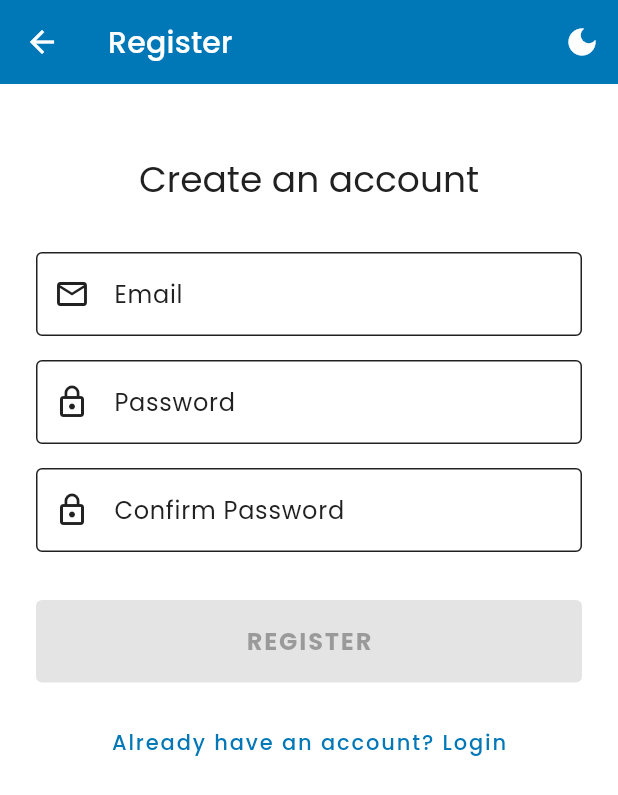
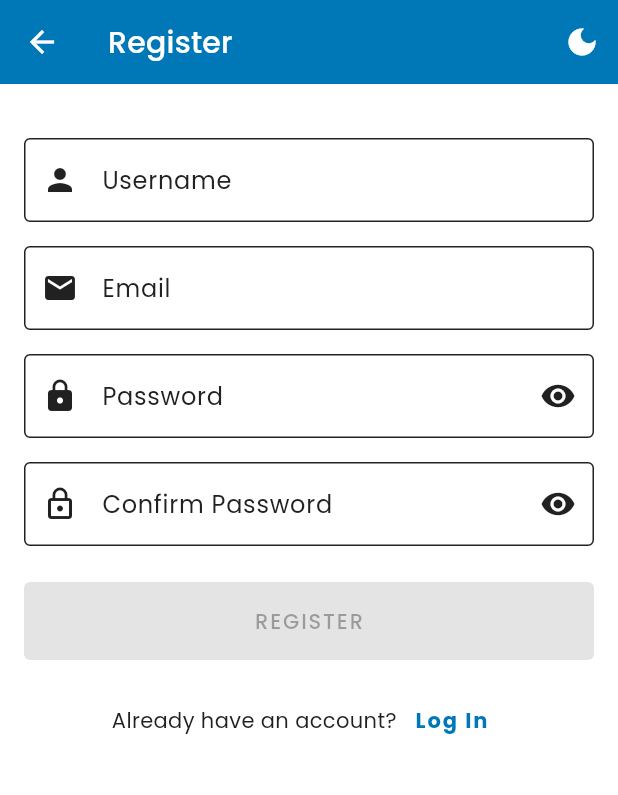
Before and after one commit to YonathanKom/project-lab-2025, a Flutter app: the RegisterScreen screen opened by its route, on a phone screen of 412 x 824 dp. Shown: the top 795 px of the screen. Run offline on Flutter 3.47's test engine with Material 3 defaults, Android fonts, the phone set to English and light mode, and no system bars; our stand-ins replace google_fonts, shared_preferences; accounts and stored records are empty.

Commit message:
register

```diff
--- /dev/null
+++ b/frontend/lib/providers/auth_provider.dart
@@ -0,0 +1,121 @@
+import 'package:flutter/material.dart';
+import '../api/services/auth_service.dart';
+
+// User model to store authenticated user data
+class User {
+  final int id;
+  final String username;
+  final String email;
+  final int? householdId;
+
+  User({
+    required this.id,
+    required this.username,
+    required this.email,
+    this.householdId,
+  });
+
+  // Create User from API response
+  factory User.fromJson(Map<String, dynamic> json) {
+    return User(
+      id: json['id'],
+      username: json['username'],
+      email: json['email'],
+      householdId: json['household_id'],
+    );
+  }
+}
+
+// Authentication states
+enum AuthStatus {
+  initial,
+  authenticating,
+  authenticated,
+  unauthenticated,
+  error,
+}
+
+class AuthProvider extends ChangeNotifier {
+  // Dependencies
+  final AuthService _authService;
+
+  // State variables
+  AuthStatus _status = AuthStatus.initial;
+  User? _user;
+  String? _errorMessage;
+  bool _isRegistering = false;
+
+  // Getters
+  AuthStatus get status => _status;
+  User? get user => _user;
+  String? get errorMessage => _errorMessage;
+  bool get isRegistering => _isRegistering;
+  bool get isAuthenticated => _status == AuthStatus.authenticated;
+
+  // Constructor
+  AuthProvider({required AuthService authService}) : _authService = authService;
+
+  // Register a new user
+  Future<bool> register({
+    required String username,
+    required String email,
+    required String password,
+    int? householdId,
+  }) async {
+    try {
+      // Update state to registering
+      _status = AuthStatus.authenticating;
+      _isRegistering = true;
+      _errorMessage = null;
+      notifyListeners();
+
+      // Call registration API
+      final result = await _authService.register(
+        username: username,
+        email: email,
+        password: password,
+        householdId: householdId,
+      );
+
+      // Handle response
+      if (result['success']) {
+        // On success, create user object from response data
+        _user = User.fromJson(result['data']);
+        _status = AuthStatus.authenticated;
+        notifyListeners();
+        return true;
+      } else {
+        // On failure, update error state
+        _status = AuthStatus.error;
+        _errorMessage = result['message'];
+        notifyListeners();
+        return false;
+      }
+    } catch (e) {
+      // Handle exceptions
+      _status = AuthStatus.error;
+      _errorMessage = 'Registration error: ${e.toString()}';
+      notifyListeners();
+      return false;
+    } finally {
+      _isRegistering = false;
+      notifyListeners();
+    }
+  }
+
+  // Reset error state
+  void clearError() {
+    _errorMessage = null;
+    if (_status == AuthStatus.error) {
+      _status = AuthStatus.unauthenticated;
+    }
+    notifyListeners();
+  }
+
+  // Logout user
+  void logout() {
+    _user = null;
+    _status = AuthStatus.unauthenticated;
+    notifyListeners();
+  }
+}
--- a/frontend/lib/screens/auth/register_screen.dart
+++ b/frontend/lib/screens/auth/register_screen.dart
@@ -1,148 +1,244 @@
 import 'package:flutter/material.dart';
+import 'package:provider/provider.dart';
+import '../../providers/auth_provider.dart';
 import '../../utils/validators.dart';
+import '../../utils/routes.dart';
 import '../../widgets/theme_toggle.dart';
 
 class RegisterScreen extends StatefulWidget {
   const RegisterScreen({super.key});
 
   @override
-  State<RegisterScreen> createState() => _RegisterScreenState();
+  RegisterScreenState createState() => RegisterScreenState();
 }
 
-class _RegisterScreenState extends State<RegisterScreen> {
+class RegisterScreenState extends State<RegisterScreen> {
   final _formKey = GlobalKey<FormState>();
+  final _usernameController = TextEditingController();
   final _emailController = TextEditingController();
   final _passwordController = TextEditingController();
   final _confirmPasswordController = TextEditingController();
-
   bool _isFormValid = false;
+  bool _obscurePassword = true;
+  bool _obscureConfirmPassword = true;
 
   @override
   void initState() {
     super.initState();
-    // Add listeners to update form validity when text changes
+    // Add listeners to validate form on input changes
+    _usernameController.addListener(_validateForm);
     _emailController.addListener(_validateForm);
     _passwordController.addListener(_validateForm);
     _confirmPasswordController.addListener(_validateForm);
+
+    // Listen for auth state changes to show error messages
+    WidgetsBinding.instance.addPostFrameCallback((_) {
+      final authProvider = Provider.of<AuthProvider>(context, listen: false);
+      if (authProvider.errorMessage != null) {
+        authProvider.clearError();
+      }
+    });
   }
 
   @override
   void dispose() {
+    // Clean up controllers
+    _usernameController.dispose();
     _emailController.dispose();
     _passwordController.dispose();
     _confirmPasswordController.dispose();
     super.dispose();
   }
 
+  // Validate form and update state
   void _validateForm() {
-    final isEmailValid =
-        Validators.validateEmail(_emailController.text) == null;
-    final isPasswordValid =
-        Validators.validatePassword(_passwordController.text) == null;
-    final isConfirmPasswordValid = Validators.validateConfirmPassword(
-            _confirmPasswordController.text, _passwordController.text) ==
-        null;
-
-    setState(() {
-      _isFormValid = isEmailValid && isPasswordValid && isConfirmPasswordValid;
-    });
+    if (_formKey.currentState != null) {
+      setState(() {
+        _isFormValid = _formKey.currentState!.validate();
+      });
+    }
   }
 
-  void _register() {
-    if (_formKey.currentState!.validate()) {
-      // Registration logic would go here
+  // Handle registration
+  Future<void> _register() async {
+    if (!_formKey.currentState!.validate()) {
+      return;
+    }
+
+    final authProvider = Provider.of<AuthProvider>(context, listen: false);
+
+    final success = await authProvider.register(
+      username: _usernameController.text.trim(),
+      email: _emailController.text.trim(),
+      password: _passwordController.text,
+    );
+
+    if (success && mounted) {
+      // Show success message and navigate to home
       ScaffoldMessenger.of(context).showSnackBar(
-        const SnackBar(content: Text('Processing registration...')),
+        const SnackBar(
+          content: Text('Registration successful!'),
+          backgroundColor: Colors.green,
+        ),
+      );
+      Navigator.pushReplacementNamed(context, Routes.home);
+    } else if (mounted) {
+      // Show error message
+      ScaffoldMessenger.of(context).showSnackBar(
+        SnackBar(
+          content: Text(authProvider.errorMessage ?? 'Registration failed'),
+          backgroundColor: Colors.red,
+        ),
       );
     }
   }
 
   @override
   Widget build(BuildContext context) {
+    final authProvider = Provider.of<AuthProvider>(context);
+    final theme = Theme.of(context);
+
     return Scaffold(
       appBar: AppBar(
         title: const Text('Register'),
-        actions: const [ThemeToggle()],
+        actions: [
+          ThemeToggle(),
+        ],
       ),
       body: SingleChildScrollView(
-        padding: const EdgeInsets.all(24.0),
+        padding: const EdgeInsets.all(16.0),
         child: Form(
           key: _formKey,
           child: Column(
             crossAxisAlignment: CrossAxisAlignment.stretch,
             children: [
-              const SizedBox(height: 24),
-              Text(
-                'Create an account',
-                style: Theme.of(context).textTheme.headlineSmall,
-                textAlign: TextAlign.center,
+              const SizedBox(height: 20),
+
+              // Username field
+              TextFormField(
+                controller: _usernameController,
+                decoration: const InputDecoration(
+                  labelText: 'Username',
+                  prefixIcon: Icon(Icons.person),
+                  border: OutlineInputBorder(),
+                ),
+                validator: (value) {
+                  if (value == null || value.isEmpty) {
+                    return 'Please enter a username';
+                  }
+                  return null;
+                },
+                textInputAction: TextInputAction.next,
               ),
-              const SizedBox(height: 32),
+              const SizedBox(height: 16),
 
               // Email field
               TextFormField(
                 controller: _emailController,
                 decoration: const InputDecoration(
                   labelText: 'Email',
-                  prefixIcon: Icon(Icons.email_outlined),
+                  prefixIcon: Icon(Icons.email),
                   border: OutlineInputBorder(),
                 ),
+                validator: Validators.validateEmail,
                 keyboardType: TextInputType.emailAddress,
-                validator: Validators.validateEmail,
-                autovalidateMode: AutovalidateMode.onUserInteraction,
+                textInputAction: TextInputAction.next,
               ),
               const SizedBox(height: 16),
 
               // Password field
               TextFormField(
                 controller: _passwordController,
-                decoration: const InputDecoration(
+                decoration: InputDecoration(
                   labelText: 'Password',
-                  prefixIcon: Icon(Icons.lock_outline),
-                  border: OutlineInputBorder(),
+                  prefixIcon: const Icon(Icons.lock),
+                  border: const OutlineInputBorder(),
+                  suffixIcon: IconButton(
+                    icon: Icon(
+                      _obscurePassword
+                          ? Icons.visibility
+                          : Icons.visibility_off,
+                    ),
+                    onPressed: () {
+                      setState(() {
+                        _obscurePassword = !_obscurePassword;
+                      });
+                    },
+                  ),
                 ),
-                obscureText: true,
+                obscureText: _obscurePassword,
                 validator: Validators.validatePassword,
-                autovalidateMode: AutovalidateMode.onUserInteraction,
+                textInputAction: TextInputAction.next,
               ),
               const SizedBox(height: 16),
 
               // Confirm password field
               TextFormField(
                 controller: _confirmPasswordController,
-                decoration: const InputDecoration(
+                decoration: InputDecoration(
                   labelText: 'Confirm Password',
-                  prefixIcon: Icon(Icons.lock_outline),
-                  border: OutlineInputBorder(),
+                  prefixIcon: const Icon(Icons.lock_outline),
+                  border: const OutlineInputBorder(),
+                  suffixIcon: IconButton(
+                    icon: Icon(
+                      _obscureConfirmPassword
+                          ? Icons.visibility
+                          : Icons.visibility_off,
+                    ),
+                    onPressed: () {
+                      setState(() {
+                        _obscureConfirmPassword = !_obscureConfirmPassword;
+                      });
+                    },
+                  ),
                 ),
-                obscureText: true,
+                obscureText: _obscureConfirmPassword,
                 validator: (value) => Validators.validateConfirmPassword(
-                  value,
-                  _passwordController.text,
-                ),
-                autovalidateMode: AutovalidateMode.onUserInteraction,
+                    value, _passwordController.text),
+                textInputAction: TextInputAction.done,
+                onFieldSubmitted: (_) => _register(),
               ),
-              const SizedBox(height: 32),
+              const SizedBox(height: 24),
 
               // Register button
               ElevatedButton(
-                onPressed: _isFormValid ? _register : null,
+                onPressed: _isFormValid && !authProvider.isRegistering
+                    ? _register
+                    : null,
                 style: ElevatedButton.styleFrom(
                   padding: const EdgeInsets.symmetric(vertical: 16),
                 ),
-                child: const Text(
-                  'REGISTER',
-                  style: TextStyle(fontSize: 16, fontWeight: FontWeight.bold),
-                ),
+                child: authProvider.isRegistering
+                    ? const SizedBox(
+                        height: 20,
+                        width: 20,
+                        child: CircularProgressIndicator(
+                          strokeWidth: 2,
+                          valueColor:
+                              AlwaysStoppedAnimation<Color>(Colors.white),
+                        ),
+                      )
+                    : const Text('REGISTER'),
               ),
               const SizedBox(height: 16),
 
               // Login link
-              TextButton(
-                onPressed: () {
-                  Navigator.pop(context);
-                },
-                child: const Text('Already have an account? Login'),
+              Row(
+                mainAxisAlignment: MainAxisAlignment.center,
+                children: [
+                  const Text('Already have an account?'),
+                  TextButton(
+                    onPressed: () =>
+                        Navigator.pushReplacementNamed(context, Routes.login),
+                    child: Text(
+                      'Log In',
+                      style: TextStyle(
+                        color: theme.primaryColor,
+                        fontWeight: FontWeight.bold,
+                      ),
+                    ),
+                  ),
+                ],
               ),
             ],
           ),
--- a/frontend/lib/utils/validators.dart
+++ b/frontend/lib/utils/validators.dart
@@ -1,4 +1,16 @@
 class Validators {
+  static String? validateUsername(String? value) {
+    if (value == null || value.isEmpty) {
+      return 'Username is required';
+    }
+
+    if (value.length < 6) {
+      return 'Username must be at least 6 characters long';
+    }
+
+    return null;
+  }
+
   static String? validateEmail(String? value) {
     if (value == null || value.isEmpty) {
       return 'Email is required';
--- a/frontend/pubspec.yaml
+++ b/frontend/pubspec.yaml
@@ -37,6 +37,7 @@ dependencies:
   # The following adds the Cupertino Icons font to your application.
   # Use with the CupertinoIcons class for iOS style icons.
   cupertino_icons: ^1.0.8
+  http: ^1.4.0
 
 dev_dependencies:
   flutter_test:
```
Also changed, not shown: frontend/lib/api/services/auth_service.dart (added, +66 -0 lines), frontend/lib/main.dart (+13 -2 lines), frontend/lib/utils/constants.dart (added, +10 -0 lines), frontend/pubspec.lock.
